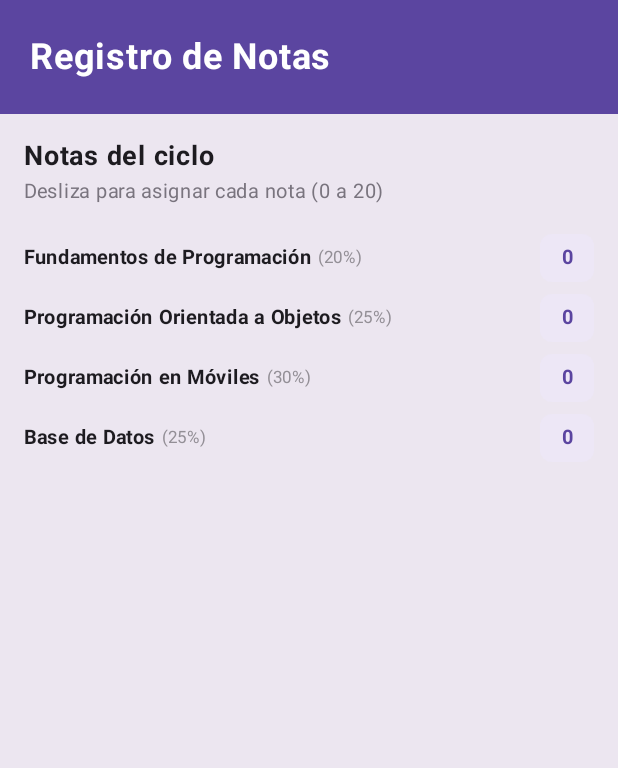
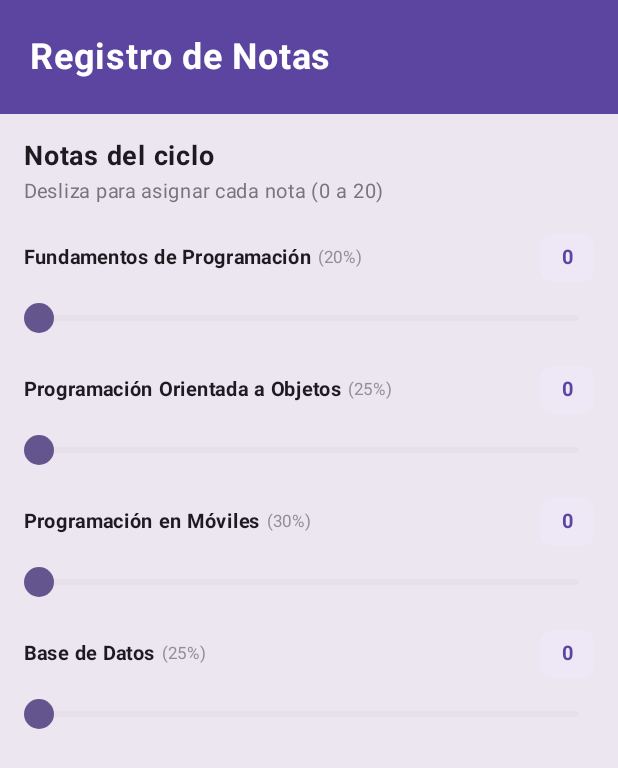
Before and after one commit to PedroJrSuarez/Programacion-en-Moviles, an Android app built with Jetpack Compose: the screen it shows after launch (MainActivity), on a phone screen of 412 x 824 dp. Shown: the top 768 px of the screen. Run offline under Robolectric (Android 15) with nearby library versions, the light colour scheme and no system bars.

Commit message:
Se implementa el Slider

```diff
--- a/Laboratorio 03/Laboratorio03_Tarea/app/src/main/java/com/suarez/laboratorio03_tarea/MainActivity.kt
+++ b/Laboratorio 03/Laboratorio03_Tarea/app/src/main/java/com/suarez/laboratorio03_tarea/MainActivity.kt
@@ -6,6 +6,7 @@ import androidx.activity.compose.setContent
 import androidx.compose.foundation.background
 import androidx.compose.foundation.layout.*
 import androidx.compose.foundation.rememberScrollState
+import androidx.compose.foundation.shape.CircleShape
 import androidx.compose.foundation.shape.RoundedCornerShape
 import androidx.compose.foundation.verticalScroll
 import androidx.compose.material3.*
@@ -128,6 +129,7 @@ fun RegistroNotasApp() {
     }
 }
 
+@OptIn(ExperimentalMaterial3Api::class)
 @Composable
 fun ItemCurso(
     nombre: String,
@@ -164,5 +166,41 @@ fun ItemCurso(
                 )
             }
         }
+
+        Slider(
+            value = nota,
+            onValueChange = onValueChange,
+            valueRange = 0f..20f,
+            colors = SliderDefaults.colors(
+                thumbColor = Color(0xFF65558F),
+                activeTickColor = Color.Transparent,
+                inactiveTickColor = Color.Transparent
+            ),
+            thumb = {
+                Box(
+                    modifier = Modifier
+                        .size(20.dp)
+                        .background(Color(0xFF65558F), shape = CircleShape)
+                )
+            },
+            track = { sliderState ->
+                val fraction = (sliderState.value - sliderState.valueRange.start) /
+                        (sliderState.valueRange.endInclusive - sliderState.valueRange.start)
+
+                Box(
+                    modifier = Modifier
+                        .fillMaxWidth()
+                        .height(4.dp)
+                        .background(Color(0xFFE6E0E9), shape = CircleShape)
+                ) {
+                    Box(
+                        modifier = Modifier
+                            .fillMaxWidth(fraction)
+                            .fillMaxHeight()
+                            .background(Color(0xFF65558F), shape = CircleShape)
+                    )
+                }
+            }
+        )
     }
 }
```
